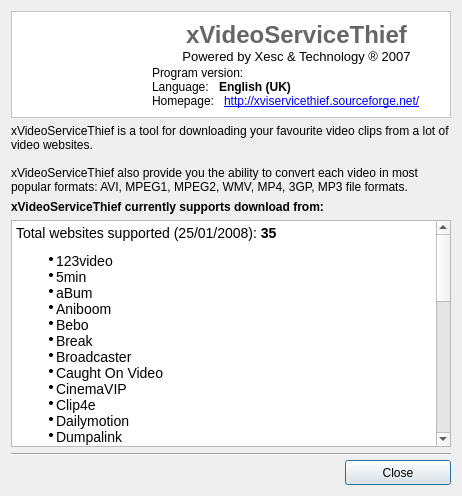
Old version of the form ui/information.ui in the repository ckorn/xvst.
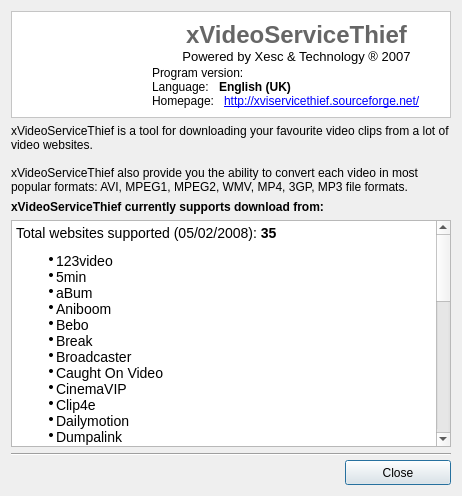
New version of the form. Icons and pictures are not drawn.

```diff
--- a/ui/information.ui
+++ b/ui/information.ui
@@ -206,7 +206,7 @@
       <string>&lt;html>&lt;head>&lt;meta name="qrichtext" content="1" />&lt;style type="text/css">
 p, li { white-space: pre-wrap; }
 &lt;/style>&lt;/head>&lt;body style=" font-family:'MS Shell Dlg 2'; font-size:8.25pt; font-weight:400; font-style:normal;">
-&lt;p style=" margin-top:0px; margin-bottom:0px; margin-left:0px; margin-right:0px; -qt-block-indent:0; text-indent:0px; font-size:8pt;">&lt;span style=" font-family:'Arial'; font-size:large;">Total websites supported (25/01/2008): &lt;/span>&lt;span style=" font-family:'Arial'; font-size:large; font-weight:600;">35&lt;/span>&lt;span style=" font-family:'Arial'; font-size:large;"> &lt;/span>&lt;/p>
+&lt;p style=" margin-top:0px; margin-bottom:0px; margin-left:0px; margin-right:0px; -qt-block-indent:0; text-indent:0px; font-size:8pt;">&lt;span style=" font-family:'Arial'; font-size:large;">Total websites supported (05/02/2008): &lt;/span>&lt;span style=" font-family:'Arial'; font-size:large; font-weight:600;">35&lt;/span>&lt;span style=" font-family:'Arial'; font-size:large;"> &lt;/span>&lt;/p>
 &lt;ul style="-qt-list-indent: 1;">&lt;li style=" font-family:'Arial'; font-size:8pt;" style=" margin-top:12px; margin-bottom:0px; margin-left:0px; margin-right:0px; -qt-block-indent:0; text-indent:0px;">&lt;span style=" font-size:large;">123video &lt;/span>&lt;/li>
 &lt;li style=" font-family:'Arial'; font-size:8pt;" style=" margin-top:0px; margin-bottom:0px; margin-left:0px; margin-right:0px; -qt-block-indent:0; text-indent:0px;">&lt;span style=" font-size:large;">5min &lt;/span>&lt;/li>
 &lt;li style=" font-family:'Arial'; font-size:8pt;" style=" margin-top:0px; margin-bottom:0px; margin-left:0px; margin-right:0px; -qt-block-indent:0; text-indent:0px;">&lt;span style=" font-size:large;">aBum &lt;/span>&lt;/li>
```
